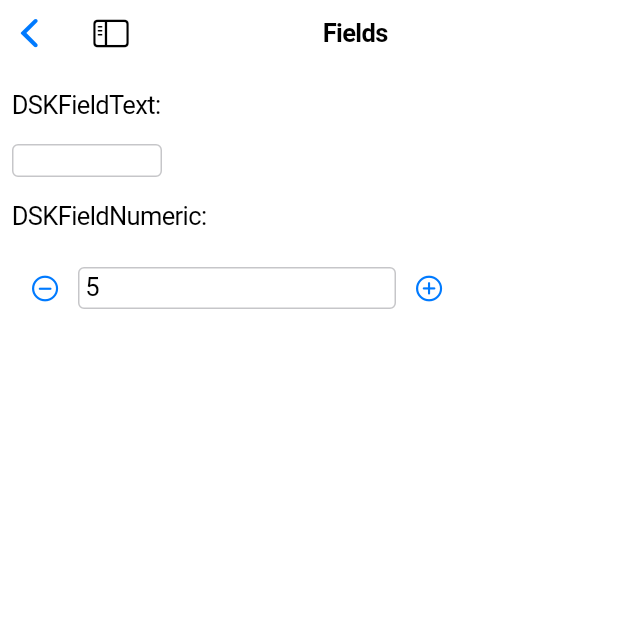
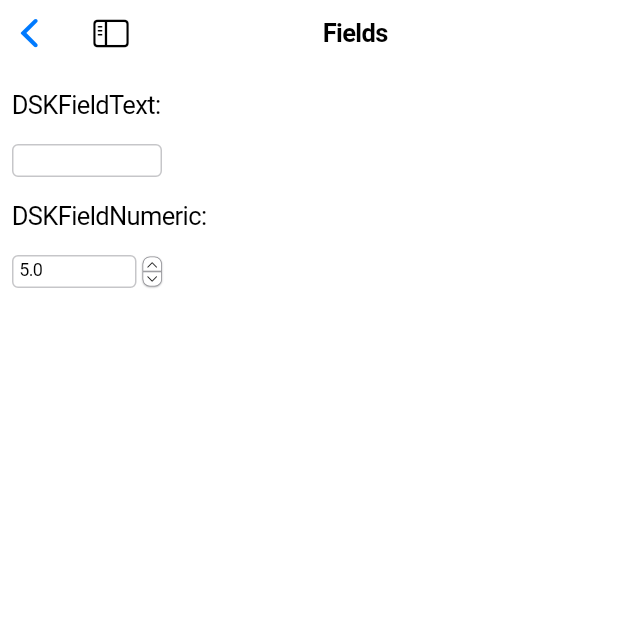
Before and after one commit to optimisme/flutter_cupertino_desktop_kit, a Flutter app: the LayoutFields screen opened directly, on a phone screen of 412 x 824 dp, the top half of it. Run offline on Flutter 3.47's test engine with Material 2 defaults, Android fonts, the phone set to English and light mode, and no system bars; missing offline and left inert: window_manager.

Commit message:
Added updown

```diff
--- a/example/lib/layout_fields.dart
+++ b/example/lib/layout_fields.dart
@@ -59,11 +59,11 @@ class _LayoutFieldsState extends State<LayoutFields> {
                 Padding(
                     padding: const EdgeInsets.all(8),
                     child: SizedBox(
-                        width: 300,
+                        width: 100,
                         child: DSKFieldNumeric(
+                          textSize: 12,
                           defaultValue: 5.0,
-                          min: 0.0,
-                          max: 10.0,
+
                           increment: 0.15,
                           onChanged: (double value) {
                             // ignore: avoid_print
--- /dev/null
+++ b/lib/dsk_buttons_up_down.dart
@@ -0,0 +1,90 @@
+import 'package:flutter/cupertino.dart';
+import 'dsk_theme_manager.dart';
+import 'dsk_theme_colors.dart';
+import 'dsk_button.dart'; // Assuming this is the file name of your DSKButton widget
+
+class DSKButtonsUpDown extends StatefulWidget {
+  final VoidCallback onUpPressed;
+  final VoidCallback onDownPressed;
+  final bool isDisabled;
+
+  const DSKButtonsUpDown({
+    Key? key,
+    required this.onUpPressed,
+    required this.onDownPressed,
+    this.isDisabled = false,
+  }) : super(key: key);
+
+  @override
+  DSKButtonsUpDownState createState() => DSKButtonsUpDownState();
+}
+
+class DSKButtonsUpDownState extends State<DSKButtonsUpDown> {
+  @override
+  Widget build(BuildContext context) {
+  // Definim l'ombra per al relleu
+  var shadow = BoxShadow(
+    color: DSKColors.grey200, // Ajusta el color per obtenir un gris
+    spreadRadius: 0,
+    blurRadius: 0.25,
+    offset: const Offset(0, 0.5),
+  );
+
+  // Estil per al botó amunt
+  var decorationUp = BoxDecoration(
+    color: DSKColors.backgroundSecondary0,
+    borderRadius: BorderRadius.only(
+      topLeft: Radius.circular(5.0),
+      topRight: Radius.circular(5.0),
+    ),
+    border: Border.all(
+      color: DSKColors.grey,
+      width: 0.5,
+    ),
+    boxShadow: [shadow],
+  );
+
+  // Estil per al botó avall
+  var decorationDown = BoxDecoration(
+    color: DSKColors.backgroundSecondary0,
+    borderRadius: BorderRadius.only(
+      bottomLeft: Radius.circular(5.0),
+      bottomRight: Radius.circular(5.0),
+    ),
+    border: Border.all(
+      color: DSKColors.grey,
+      width: 0.5,
+    ),
+    boxShadow: [shadow],
+  );
+
+    return Column(
+      mainAxisSize: MainAxisSize.min,
+      children: <Widget>[
+        GestureDetector(
+          onTap: widget.isDisabled ? null : widget.onUpPressed,
+          child: IntrinsicWidth(
+              child: DecoratedBox(
+            decoration: decorationUp,
+            child: Padding(
+              padding: const EdgeInsets.fromLTRB(2, 1, 2, 0),
+              child: Icon(CupertinoIcons.chevron_up, size: 9, color: DSKColors.black),
+            ),
+          )),
+        ),
+        GestureDetector(
+          onTap: widget.isDisabled ? null : widget.onDownPressed,
+          child: IntrinsicWidth(
+              child: DecoratedBox(
+            decoration: decorationDown,
+            child: Padding(
+              padding: const EdgeInsets.fromLTRB(2, 0, 2, 1),
+                            child: Icon(CupertinoIcons.chevron_down, size: 9, color: DSKColors.black),
+
+            ),
+          )),
+        ),
+      ],
+    );
+  }
+}
--- a/lib/dsk_field_numeric.dart
+++ b/lib/dsk_field_numeric.dart
@@ -1,8 +1,10 @@
 import 'package:flutter/cupertino.dart';
 import 'package:flutter/services.dart';
 import 'dsk_field_text.dart';
+import 'dsk_buttons_up_down.dart';
 
 class DSKFieldNumeric extends StatefulWidget {
+  final double? textSize;
   final double defaultValue;
   final double min;
   final double max;
@@ -12,11 +14,12 @@ class DSKFieldNumeric extends StatefulWidget {
 
   const DSKFieldNumeric({
     Key? key,
-    required this.defaultValue,
-    required this.min,
-    required this.max,
-    required this.increment,
-    this.decimals = 0, // Valor per defecte, sense decimals si no s'especifica
+    this.textSize = 12,
+    this.defaultValue = 0.0,
+    this.min = -double.infinity,
+    this.max = double.infinity,
+    this.increment = double.infinity, // If infinity, buttons are hidden
+    this.decimals = 1, // Valor per defecte, sense decimals si no s'especifica
     this.onChanged,
   }) : super(key: key);
 
@@ -33,63 +36,70 @@ class DSKFieldNumericState extends State<DSKFieldNumeric> {
     super.initState();
     _controller = TextEditingController(
         text: widget.defaultValue.toStringAsFixed(widget.decimals));
-    decimalRegex = RegExp(r'^\d+\.?\d{0,' + widget.decimals.toString() + r'}$');
+    decimalRegex = RegExp(r'^\d+\.?\d*');
     _controller.addListener(_onTextChanged);
   }
 
   void _onTextChanged() {
     String text = _controller.text;
-    if (decimalRegex.hasMatch(text)) {
-      double? currentValue = double.tryParse(text);
-      if (currentValue != null) {
-        widget.onChanged?.call(currentValue);
-      }
-    } else {
-      _controller.text =
-          double.tryParse(text)?.toStringAsFixed(widget.decimals) ?? '';
-      _controller.selection = TextSelection.fromPosition(
-          TextPosition(offset: _controller.text.length));
+
+    // Comprova si el text compleix amb el patró decimal.
+    if (!decimalRegex.hasMatch(text)) {
+      // Si no compleix, simplement retorna sense fer canvis.
+      return;
+    }
+
+    // Si el text compleix amb el patró, intenta convertir-lo a double.
+    double? currentValue = double.tryParse(text);
+    if (currentValue != null) {
+      widget.onChanged?.call(currentValue);
+
     }
   }
 
   void _incrementValue() {
     double currentValue = double.parse(_controller.text);
-    currentValue =
-        (currentValue + widget.increment).clamp(widget.min, widget.max);
+    currentValue = (currentValue + widget.increment);
+    if (currentValue < widget.min) currentValue = widget.min;
+    if (currentValue > widget.max) currentValue = widget.max;
     _controller.text = currentValue.toStringAsFixed(widget.decimals);
+    setState(() {});
   }
 
   void _decrementValue() {
     double currentValue = double.parse(_controller.text);
-    currentValue =
-        (currentValue - widget.increment).clamp(widget.min, widget.max);
+    currentValue = (currentValue - widget.increment);
+    if (currentValue < widget.min) currentValue = widget.min;
+    if (currentValue > widget.max) currentValue = widget.max;
     _controller.text = currentValue.toStringAsFixed(widget.decimals);
+    setState(() {});
   }
 
   @override
   Widget build(BuildContext context) {
     return Row(
       children: <Widget>[
-        CupertinoButton(
-          padding: EdgeInsets.zero,
-          onPressed: _decrementValue,
-          child: const Icon(CupertinoIcons.minus_circled),
-        ),
         Expanded(
           child: DSKFieldText(
             controller: _controller,
+            textSize: widget.textSize,
             keyboardType:
                 TextInputType.numberWithOptions(decimal: widget.decimals > 0),
             inputFormatters: [
               FilteringTextInputFormatter.allow(decimalRegex),
+
             ],
-            // Añadir otras propiedades y callbacks según sea necesario
           ),
         ),
-        CupertinoButton(
-          padding: EdgeInsets.zero,
-          onPressed: _incrementValue,
-          child: const Icon(CupertinoIcons.add_circled),
+        widget.increment == double.infinity
+            ? Container()
+            : SizedBox(width: 4),
+        widget.increment == double.infinity
+            ? Container()
+            : DSKButtonsUpDown(
+          isDisabled: widget.increment == double.infinity,
+          onUpPressed: _incrementValue,
+          onDownPressed: _decrementValue,
         ),
       ],
     );
--- a/lib/dsk_widgets.dart
+++ b/lib/dsk_widgets.dart
@@ -11,6 +11,7 @@ export 'dsk_button_select.dart';
 export 'dsk_button_switch.dart';
 export 'dsk_buttons_bar.dart';
 export 'dsk_buttons_colors.dart';
+export 'dsk_buttons_up_down.dart';
 export 'dsk_dialog_popover.dart';
 export 'dsk_dialog_popover_arrowed.dart';
 export 'dsk_dialog_draggable.dart';
```
